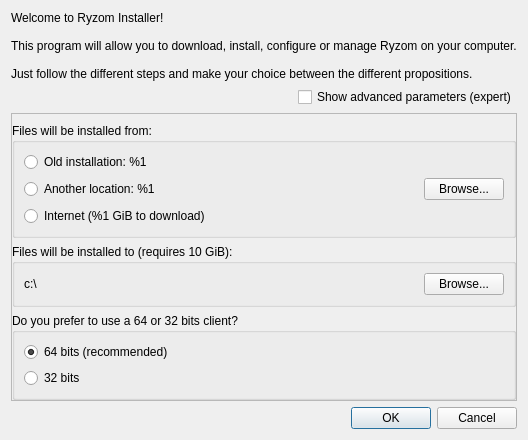
First picture: the form in code/ryzom/tools/client/ryzom_installer/ui/installdialog.ui, repository ryzom/ryzomcore, before the edit.
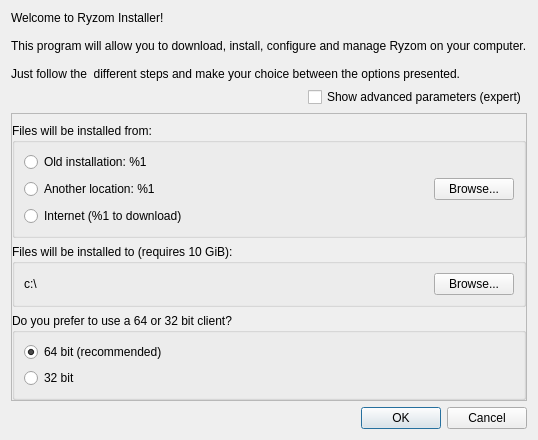
Second picture: the form after the edit.

What changed in the file:
```diff
--- a/code/ryzom/tools/client/ryzom_installer/ui/installdialog.ui
+++ b/code/ryzom/tools/client/ryzom_installer/ui/installdialog.ui
@@ -28,9 +28,9 @@
      <property name="text">
       <string>Welcome to Ryzom Installer!
 
-This program will allow you to download, install, configure or manage Ryzom on your computer.
+This program will allow you to download, install, configure and manage Ryzom on your computer.
 
-Just follow the different steps and make your choice between the different propositions.</string>
+Just follow the  different steps and make your choice between the options presented.</string>
      </property>
      <property name="textFormat">
       <enum>Qt::PlainText</enum>
@@ -134,7 +134,7 @@
          <item>
           <widget class="QRadioButton" name="internetRadioButton">
            <property name="text">
-            <string>Internet (%1 GiB to download)</string>
+            <string>Internet (%1 to download)</string>
            </property>
           </widget>
          </item>
@@ -167,13 +167,13 @@
       <item>
        <widget class="QGroupBox" name="clientArchGroupBox">
         <property name="title">
-         <string>Do you prefer to use a 64 or 32 bits client?</string>
+         <string>Do you prefer to use a 64 or 32 bit client?</string>
         </property>
         <layout class="QVBoxLayout" name="verticalLayout_2">
          <item>
           <widget class="QRadioButton" name="clientArch64RadioButton">
            <property name="text">
-            <string>64 bits (recommended)</string>
+            <string>64 bit (recommended)</string>
            </property>
            <property name="checked">
             <bool>true</bool>
@@ -183,7 +183,7 @@
          <item>
           <widget class="QRadioButton" name="clientArch32RadioButton">
            <property name="text">
-            <string>32 bits</string>
+            <string>32 bit</string>
            </property>
           </widget>
          </item>
```
